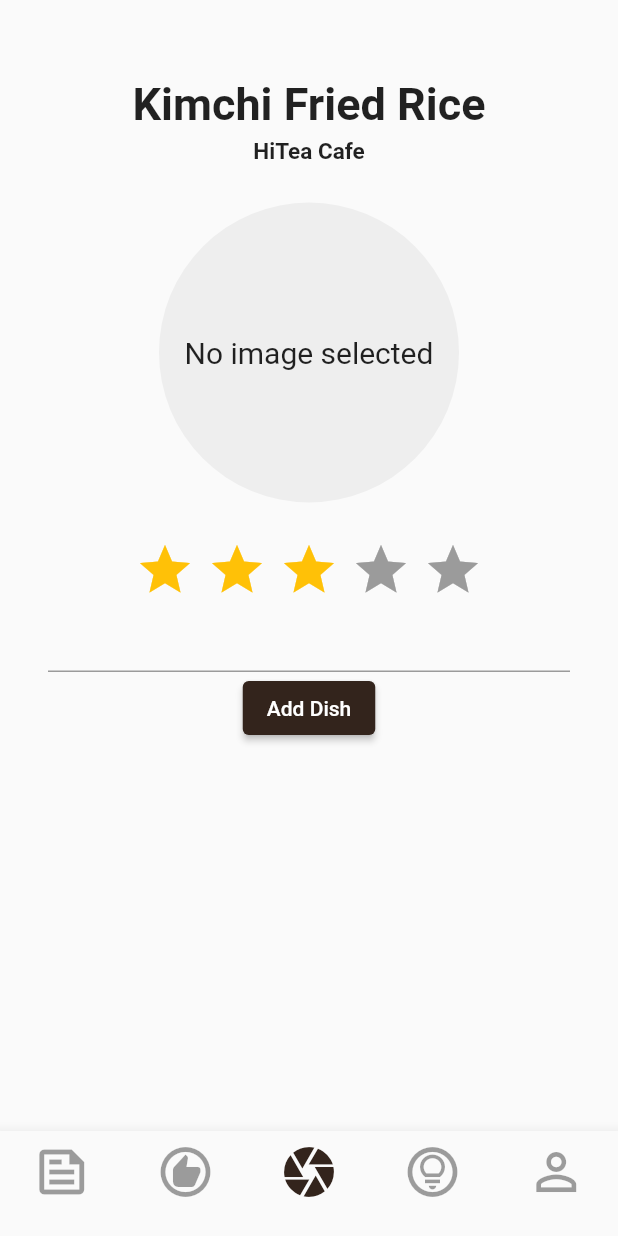
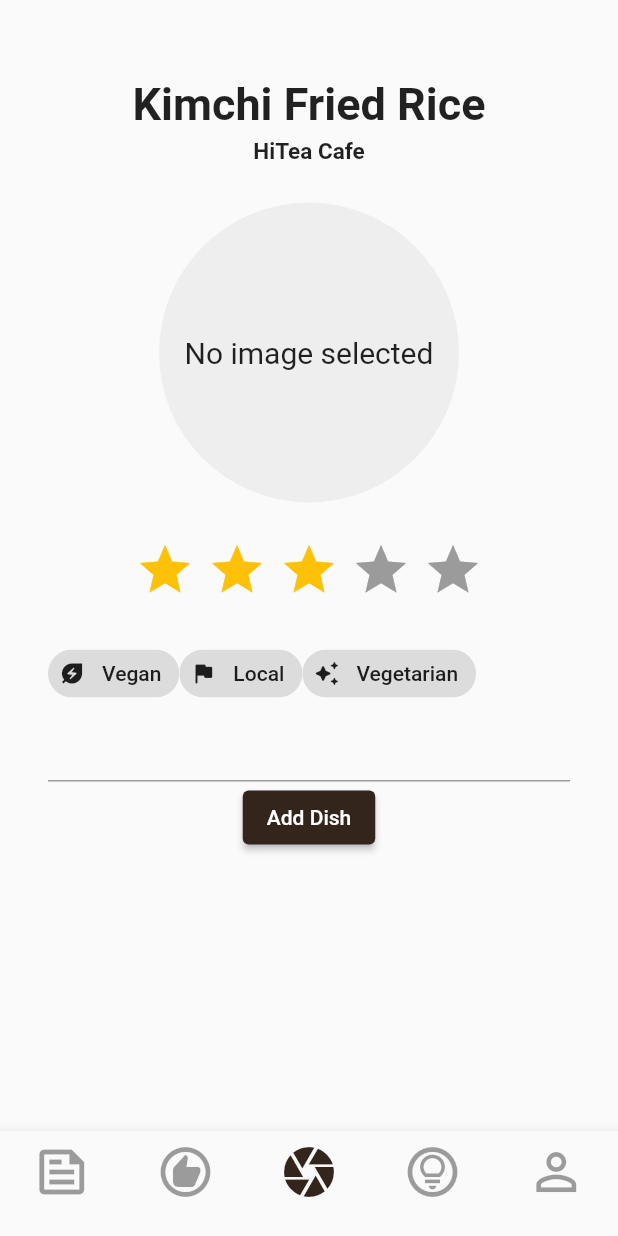
Before and after one commit to TaDish-App/TaDish, a Flutter app: the HomeView screen opened by its route, item 3 of the bottom bar chosen, on a phone screen of 412 x 824 dp. Run offline on Flutter 3.47's test engine with Material 2 defaults, Android fonts, the phone set to English and light mode, and no system bars; drawn by our look-alikes of flutter_rating_bar; our stand-ins replace flutter_fortune_wheel, image_cropper, image_picker.

Commit message:
Tags for dish (Vegan, Local, etc)

```diff
--- a/tadish/lib/pages/home/bodies/camera_body_view.dart
+++ b/tadish/lib/pages/home/bodies/camera_body_view.dart
@@ -69,7 +69,28 @@ class CameraBodyViewState extends State<CameraBodyView> {
                   print(rating);
                 },
               ),
-              // Add TextFormFields and ElevatedButton here.
+              const SizedBox(
+                height: 25,
+              ),
+              Row(
+                children: [
+                  InputChip(
+                    avatar: Icon(Icons.energy_savings_leaf),
+                    label: Text('Vegan'),
+                    onSelected: (bool value) {},
+                  ),
+                  InputChip(
+                    avatar: Icon(Icons.assistant_photo_rounded ),
+                    label: Text('Local'),
+                    onSelected: (bool value) {},
+                  ),
+                  InputChip(
+                    avatar: Icon(Icons.auto_awesome_rounded),
+                    label: Text('Vegetarian'),
+                    onSelected: (bool value) {},
+                  ),
+                ],
+              ),// Add TextFormFields and ElevatedButton here.
               TextFormField(
                 // The validator receives the text that the user has entered.
                 validator: (value) {
```
